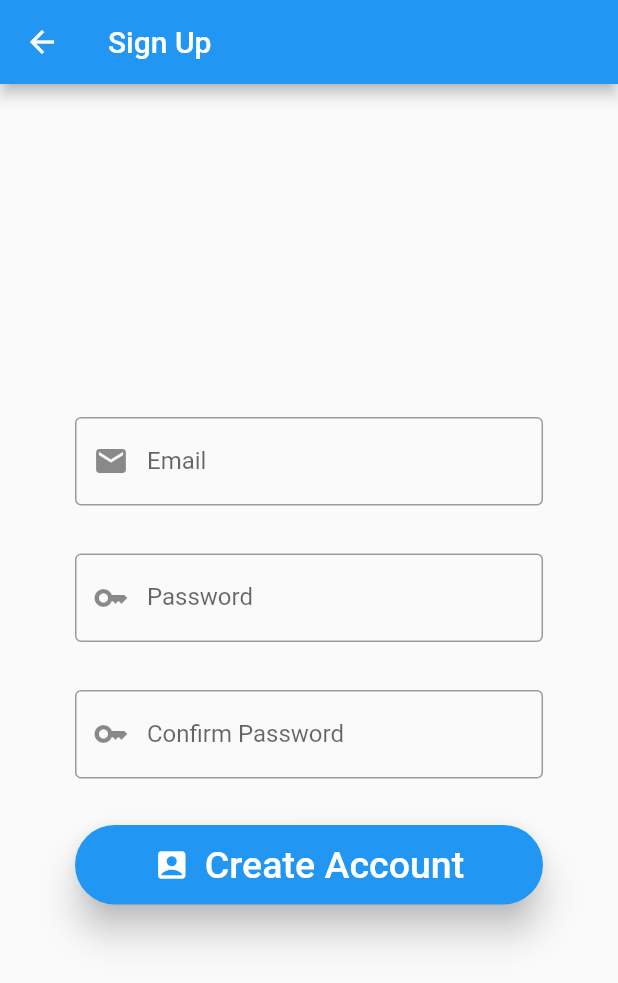
After one commit to Ankit-AP-Paul/E-Commerce-App-using-Flutter, a Flutter app: the screen it shows after launch, after a tap on "Sign Up", on a phone screen of 412 x 824 dp. The commit adds this screen. Shown: the top 983 px of the screen. Run offline on Flutter 3.47's test engine with Material 2 defaults, Android fonts, the phone set to English and light mode, and no system bars; our stand-ins replace cloud_firestore, email_validator, firebase_auth, firebase_core, sliding_clipped_nav_bar; accounts and stored records are empty; network calls fail.

Commit message:
Added firebase auth including SignIn and SignOut

```diff
--- a/lib/main.dart
+++ b/lib/main.dart
@@ -1,8 +1,19 @@
 import 'package:e_commerce_app/homepage.dart';
+import 'package:e_commerce_app/signInPage.dart';
+import 'package:firebase_auth/firebase_auth.dart';
 // import 'package:e_commerce_app/swipeUpWidget.dart';
 import 'package:flutter/material.dart';
+// import 'package:firebase_auth/firebase_auth.dart';
+import 'package:firebase_core/firebase_core.dart';
 
-void main() {
+import 'firebase_options.dart';
+
+Future main() async {
+  WidgetsFlutterBinding.ensureInitialized();
+  await Firebase.initializeApp(options: DefaultFirebaseOptions.currentPlatform);
+
+// // Ideal time to initialize
+//   await FirebaseAuth.instance.useAuthEmulator('localhost', 9099);
   runApp(const MyApp());
 }
 
@@ -14,13 +25,33 @@ class MyApp extends StatefulWidget {
 }
 
 class _MyAppState extends State<MyApp> {
+  final user = FirebaseAuth.instance.currentUser;
   @override
   Widget build(BuildContext context) {
     return MaterialApp(
-      title: 'MyStore.com',
-      debugShowCheckedModeBanner: false,
-      theme: ThemeData(primarySwatch: Colors.blue),
-      home: const Home(),
-    );
+        title: 'MyStore.com',
+        debugShowCheckedModeBanner: false,
+        theme: ThemeData(primarySwatch: Colors.blue),
+        // home: const Home(),
+        home: FutureBuilder(
+          future: FirebaseAuth.instance.authStateChanges().first,
+          builder: (context, AsyncSnapshot<User?> snapshot) {
+            if (snapshot.connectionState == ConnectionState.waiting) {
+              return const Scaffold(
+                body: Center(
+                  child: CircularProgressIndicator(),
+                ),
+              );
+            } else {
+              if (snapshot.hasData) {
+                return Home(
+                  emailID: user!.email.toString(),
+                );
+              } else {
+                return const SignIn();
+              }
+            }
+          },
+        ));
   }
 }
--- /dev/null
+++ b/lib/signInPage.dart
@@ -0,0 +1,225 @@
+import 'package:e_commerce_app/homepage.dart';
+import 'package:e_commerce_app/signUpPage.dart';
+import 'package:firebase_auth/firebase_auth.dart';
+import 'package:flutter/material.dart';
+// import 'package:flutter/src/widgets/container.dart';
+// import 'package:flutter/src/widgets/framework.dart';
+
+class SignIn extends StatefulWidget {
+  const SignIn({super.key});
+
+  @override
+  State<SignIn> createState() => _SignInState();
+}
+
+class _SignInState extends State<SignIn> {
+  final _email = TextEditingController();
+  final _password = TextEditingController();
+
+  @override
+  void dispose() {
+    _email.dispose();
+    _password.dispose();
+    super.dispose();
+  }
+
+  @override
+  Widget build(BuildContext context) {
+    return Scaffold(
+      appBar: AppBar(title: const Text('Sign In')),
+      body: Column(
+        mainAxisAlignment: MainAxisAlignment.center,
+        crossAxisAlignment: CrossAxisAlignment.stretch,
+        children: [
+          Padding(
+            padding: const EdgeInsets.fromLTRB(50, 1, 50, 1),
+            child: TextField(
+              controller: _email,
+              decoration: const InputDecoration(
+                labelText: 'Email',
+                border: OutlineInputBorder(),
+                prefixIcon: Icon(Icons.email),
+              ),
+            ),
+          ),
+          const SizedBox(height: 30),
+          Padding(
+            padding: const EdgeInsets.fromLTRB(50, 1, 50, 1),
+            child: TextField(
+              controller: _password,
+              obscureText: true,
+              decoration: const InputDecoration(
+                labelText: 'Password',
+                border: OutlineInputBorder(),
+                prefixIcon: Icon(Icons.key),
+              ),
+            ),
+          ),
+          GestureDetector(
+            onTap: () {},
+            child: Container(
+              padding: const EdgeInsets.fromLTRB(0, 0, 50, 0),
+              alignment: Alignment.centerRight,
+              child: const Text("Forget Password"),
+            ),
+          ),
+          const SizedBox(
+            height: 30,
+          ),
+          Padding(
+            padding: const EdgeInsets.fromLTRB(50, 0, 50, 0),
+            child: ElevatedButton(
+              onPressed: () async {
+                try {
+                  final credential =
+                      await FirebaseAuth.instance.signInWithEmailAndPassword(
+                    email: _email.text,
+                    password: _password.text,
+                  );
+                  if (credential.credential == null) {
+                    // ignore: use_build_context_synchronously
+                    Navigator.push(
+                        context,
+                        MaterialPageRoute(
+                          builder: (context) => Home(
+                            emailID: _email.text,
+                          ),
+                        ));
+                  }
+                } on FirebaseAuthException catch (e) {
+                  if (e.code == 'user-not-found') {
+                    print('No user found for that email.');
+                    showDialog(
+                      context: context,
+                      builder: (BuildContext context) {
+                        return AlertDialog(
+                          title: const Text(
+                            'No User Found',
+                            style: TextStyle(
+                              fontSize: 18,
+                              fontWeight: FontWeight.bold,
+                            ),
+                          ),
+                          content: const Text(
+                            'Sorry, we couldn\'t find a user with that username.',
+                            style: TextStyle(
+                              fontSize: 16,
+                            ),
+                          ),
+                          actions: <Widget>[
+                            TextButton(
+                              child: const Text(
+                                'Add User',
+                                style: TextStyle(
+                                  fontSize: 16,
+                                  fontWeight: FontWeight.bold,
+                                ),
+                              ),
+                              onPressed: () {
+                                Navigator.push(context,
+                                    MaterialPageRoute(builder: (context) {
+                                  return const SignUp();
+                                }));
+                              },
+                            ),
+                            TextButton(
+                              child: const Text(
+                                'OK',
+                                style: TextStyle(
+                                  fontSize: 16,
+                                  fontWeight: FontWeight.bold,
+                                ),
+                              ),
+                              onPressed: () {
+                                Navigator.of(context).pop();
+                              },
+                            ),
+                          ],
+                        );
+                      },
+                    );
+                  } else if (e.code == 'wrong-password') {
+                    print('Wrong password provided for that user.');
+                    showDialog(
+                      context: context,
+                      builder: (BuildContext context) {
+                        return AlertDialog(
+                          title: const Text(
+                            'Wrong Password',
+                            style: TextStyle(
+                              fontSize: 18,
+                              fontWeight: FontWeight.bold,
+                            ),
+                          ),
+                          content: const Text(
+                            'Sorry, the password you entered is incorrect.',
+                            style: TextStyle(
+                              fontSize: 16,
+                            ),
+                          ),
+                          actions: <Widget>[
+                            TextButton(
+                              child: const Text(
+                                'OK',
+                                style: TextStyle(
+                                  fontSize: 16,
+                                  fontWeight: FontWeight.bold,
+                                ),
+                              ),
+                              onPressed: () {
+                                Navigator.of(context).pop();
+                              },
+                            ),
+                          ],
+                        );
+                      },
+                    );
+                  }
+                }
+              },
+              style: ElevatedButton.styleFrom(
+                shadowColor: Colors.blueGrey,
+                padding: const EdgeInsets.symmetric(
+                    horizontal: 32.0, vertical: 16.0),
+                shape: RoundedRectangleBorder(
+                  borderRadius: BorderRadius.circular(100),
+                ),
+              ),
+              child: const Text(
+                'Login',
+                style: TextStyle(
+                  fontSize: 20,
+                  fontWeight: FontWeight.bold,
+                  color: Colors.white,
+                ),
+              ),
+            ),
+          ),
+        ],
+      ),
+      bottomSheet: SizedBox(
+        height: 50,
+        child: Row(
+          mainAxisAlignment: MainAxisAlignment.center,
+          crossAxisAlignment: CrossAxisAlignment.stretch,
+          children: [
+            const Text('Don\'t have an account? '),
+            GestureDetector(
+              onTap: () {
+                Navigator.push(context, MaterialPageRoute(builder: (context) {
+                  return const SignUp();
+                }));
+              },
+              child: const Text(
+                'Sign Up',
+                style: TextStyle(
+                  fontWeight: FontWeight.bold,
+                ),
+              ),
+            ),
+          ],
+        ),
+      ),
+    );
+  }
+}
--- /dev/null
+++ b/lib/signUpPage.dart
@@ -0,0 +1,215 @@
+import 'package:e_commerce_app/homepage.dart';
+import 'package:email_validator/email_validator.dart';
+import 'package:cloud_firestore/cloud_firestore.dart';
+import 'package:firebase_auth/firebase_auth.dart';
+import 'package:flutter/material.dart';
+// import 'package:flutter/src/widgets/container.dart';
+// import 'package:flutter/src/widgets/framework.dart';
+
+class SignUp extends StatefulWidget {
+  const SignUp({super.key});
+
+  @override
+  State<SignUp> createState() => _SignUpState();
+}
+
+class _SignUpState extends State<SignUp> {
+  final _email = TextEditingController();
+  final _password = TextEditingController();
+  final _confrmPasswd = TextEditingController();
+  FirebaseAuth auth = FirebaseAuth.instance;
+  bool isLoading = false;
+
+  @override
+  void dispose() {
+    _email.dispose();
+    _password.dispose();
+    _confrmPasswd.dispose();
+    super.dispose();
+  }
+
+  @override
+  Widget build(BuildContext context) {
+    return Scaffold(
+      appBar: AppBar(title: const Text('Sign Up')),
+      body: Column(
+        mainAxisAlignment: MainAxisAlignment.center,
+        crossAxisAlignment: CrossAxisAlignment.stretch,
+        children: [
+          Padding(
+            padding: const EdgeInsets.fromLTRB(50, 1, 50, 1),
+            child: TextFormField(
+              controller: _email,
+              validator: (value) {
+                if (!EmailValidator.validate(value!)) {
+                  return 'Please enter valid Email';
+                }
+                return null;
+              },
+              decoration: const InputDecoration(
+                labelText: 'Email',
+                border: OutlineInputBorder(),
+                prefixIcon: Icon(Icons.email),
+              ),
+            ),
+          ),
+          const SizedBox(height: 30),
+          Padding(
+            padding: const EdgeInsets.fromLTRB(50, 1, 50, 1),
+            child: TextFormField(
+              controller: _password,
+              validator: (value) {
+                if (value == null || value.isEmpty) {
+                  return 'Please enter your password';
+                } else if (value.length < 6) {
+                  return 'Minimum Password length should be 6';
+                }
+                return null;
+              },
+              obscureText: true,
+              decoration: const InputDecoration(
+                labelText: 'Password',
+                border: OutlineInputBorder(),
+                prefixIcon: Icon(Icons.key),
+              ),
+            ),
+          ),
+          const SizedBox(height: 30),
+          Padding(
+            padding: const EdgeInsets.fromLTRB(50, 1, 50, 1),
+            child: TextFormField(
+              controller: _confrmPasswd,
+              validator: (value) {
+                if (value == null || value.isEmpty) {
+                  return 'Please enter your password';
+                } else if (value.length < 6) {
+                  return 'Minimum Password length should be 6';
+                } else if (value != _password.text) {
+                  return 'Password didn\'t Match';
+                }
+                return null;
+              },
+              obscureText: true,
+              decoration: const InputDecoration(
+                labelText: 'Confirm Password',
+                border: OutlineInputBorder(),
+                prefixIcon: Icon(Icons.key),
+              ),
+            ),
+          ),
+          const SizedBox(height: 30),
+          Container(
+            padding: const EdgeInsets.fromLTRB(50, 0, 50, 0),
+            child: ElevatedButton(
+              style: ElevatedButton.styleFrom(
+                elevation: 10,
+                padding: const EdgeInsets.all(12),
+                animationDuration: const Duration(seconds: 2),
+                shape: RoundedRectangleBorder(
+                  borderRadius: BorderRadius.circular(30),
+                ),
+              ),
+              child: isLoading
+                  ? Row(
+                      mainAxisAlignment: MainAxisAlignment.center,
+                      children: const [
+                        CircularProgressIndicator(
+                          color: Colors.white,
+                        ),
+                        SizedBox(width: 24),
+                        Text(
+                          'Please Wait...',
+                          style: TextStyle(
+                            fontSize: 20,
+                          ),
+                        ),
+                      ],
+                    )
+                  : Row(
+                      mainAxisAlignment: MainAxisAlignment.center,
+                      children: const [
+                        Icon(Icons.account_box),
+                        SizedBox(
+                          width: 10,
+                        ),
+                        Text(
+                          'Create Account',
+                          style: TextStyle(
+                            fontSize: 25,
+                          ),
+                        ),
+                      ],
+                    ),
+              onPressed: () async {
+                try {
+                  // ignore: unused_local_variable
+                  UserCredential userCredential = await FirebaseAuth.instance
+                      .createUserWithEmailAndPassword(
+                    email: _email.text,
+                    password: _password.text,
+                  );
+                  if (isLoading) return;
+                  setState(() {
+                    isLoading = true;
+                  });
+                  await Future.delayed(const Duration(seconds: 3));
+                  CollectionReference users = FirebaseFirestore.instance
+                      .collection('MyStore.com_users');
+                  users
+                      .doc(_email.text)
+                      .set({
+                        'email': _email.text, // john@gmail.com
+                        'name': "", //John Doe
+                        'username': "", //john123
+                      })
+                      .then((value) => debugPrint("User Added"))
+                      .catchError(
+                          (error) => debugPrint("Failed to add user: $error"));
+
+                  setState(() {
+                    Navigator.pushReplacement(
+                      context,
+                      MaterialPageRoute(
+                        builder: (context) => Home(
+                          emailID: _email.text,
+                        ),
+                      ),
+                    );
+                  });
+                } on FirebaseAuthException catch (e) {
+                  if (e.code == 'weak-password') {
+                    const snackBar = SnackBar(
+                      content: Text(
+                        'Password is too weak',
+                        textAlign: TextAlign.center,
+                        style: TextStyle(
+                          fontSize: 20,
+                        ),
+                      ),
+                      backgroundColor: Colors.red,
+                    );
+                    ScaffoldMessenger.of(context).showSnackBar(snackBar);
+                  } else if (e.code == 'email-already-in-use') {
+                    const snackBar = SnackBar(
+                      content: Text(
+                        'Email already exists',
+                        textAlign: TextAlign.center,
+                        style: TextStyle(
+                          fontSize: 20,
+                        ),
+                      ),
+                      backgroundColor: Colors.red,
+                    );
+                    ScaffoldMessenger.of(context).showSnackBar(snackBar);
+                  }
+                } catch (e) {
+                  // print(e);
+                }
+              },
+            ),
+          )
+        ],
+      ),
+    );
+  }
+}
--- a/pubspec.yaml
+++ b/pubspec.yaml
@@ -39,6 +39,10 @@ dependencies:
   flutter_launcher_icons: ^0.12.0
   flutter_search_bar: ^2.1.0
   sliding_clipped_nav_bar: ^3.1.0+4
+  firebase_auth: ^4.4.0
+  firebase_core: ^2.2.0
+  email_validator: ^2.1.17
+  cloud_firestore: ^4.1.0
 
 dev_dependencies:
   flutter_test:
```
Also changed, not shown: lib/drawerMenu.dart (+24 -12 lines), lib/homepage.dart (+6 -2 lines), lib/firebase_options.dart (added), pubspec.lock, 8 other files.
